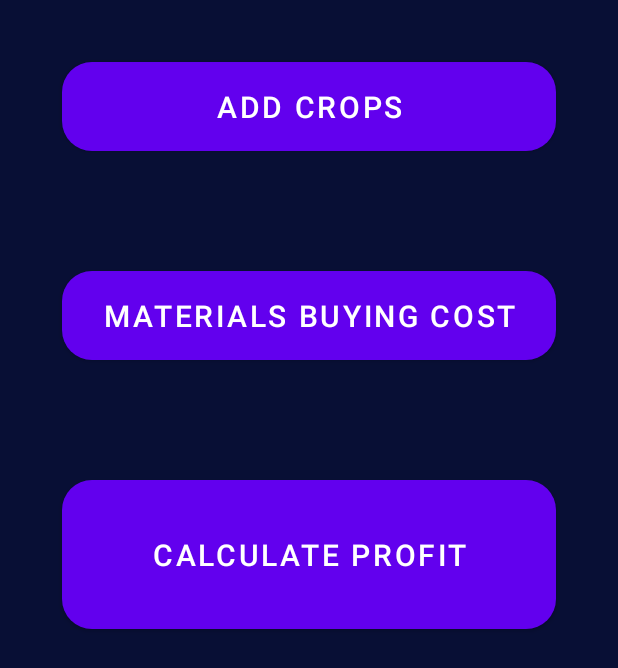
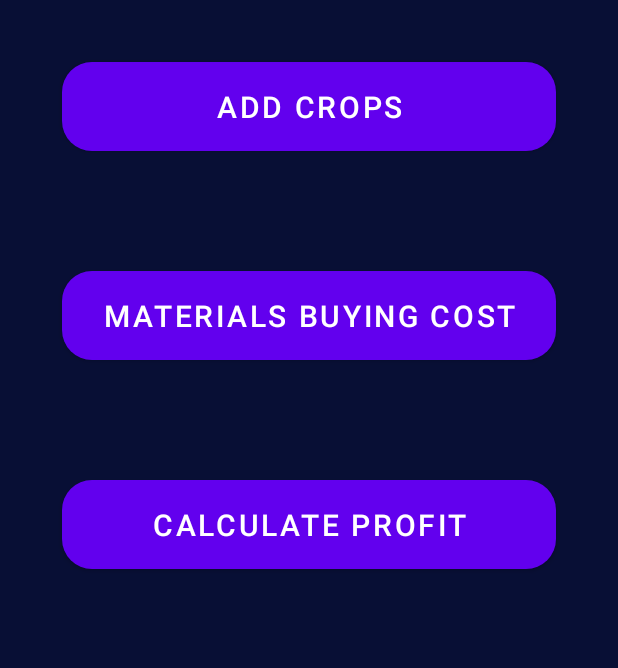
Before and after one commit to mawdud01/AgriGenius, an Android app: the Profitwindow screen opened directly, with no data from a screen before it, on a phone screen of 412 x 824 dp. Shown: the top 668 px of the screen. Run offline under Robolectric (Android 15) with nearby library versions, the phone set to English and light mode, and no system bars.

Commit message:
Initial commit

```diff
--- a/app/src/main/res/layout/activity_profitwindow.xml
+++ b/app/src/main/res/layout/activity_profitwindow.xml
@@ -44,7 +44,7 @@
         android:layout_height="wrap_content"
         android:text="Calculate Profit"
         android:id="@+id/display"
-        android:padding="30dp"
+        android:padding="10dp"
         ></Button>
 
 
```
